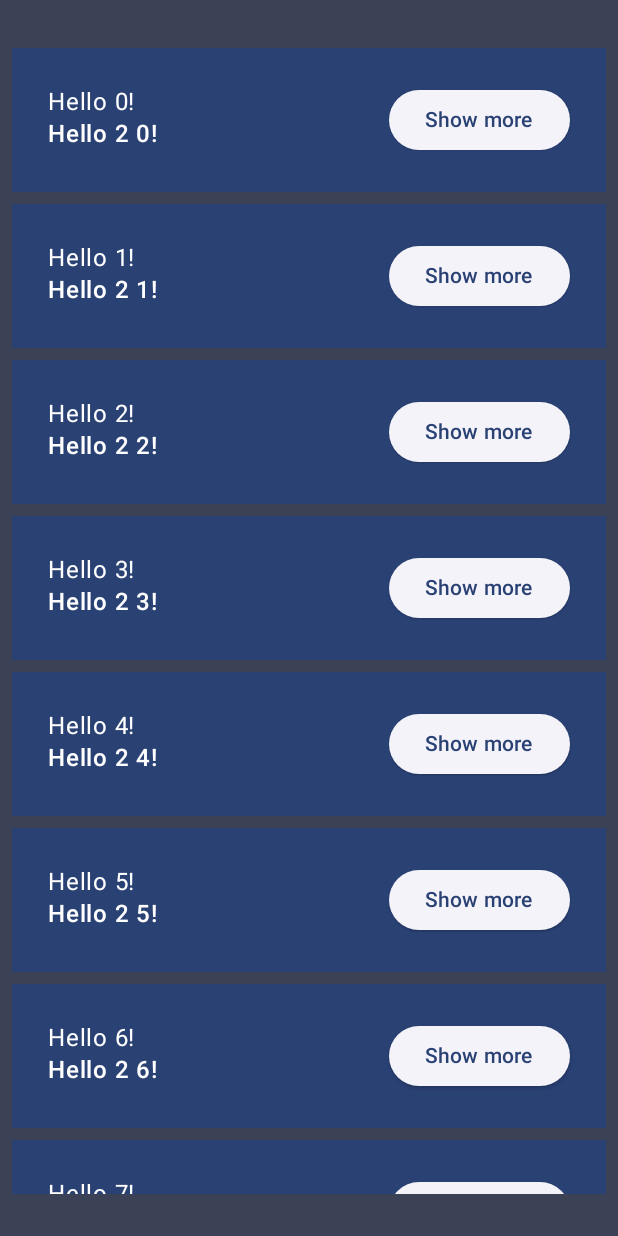
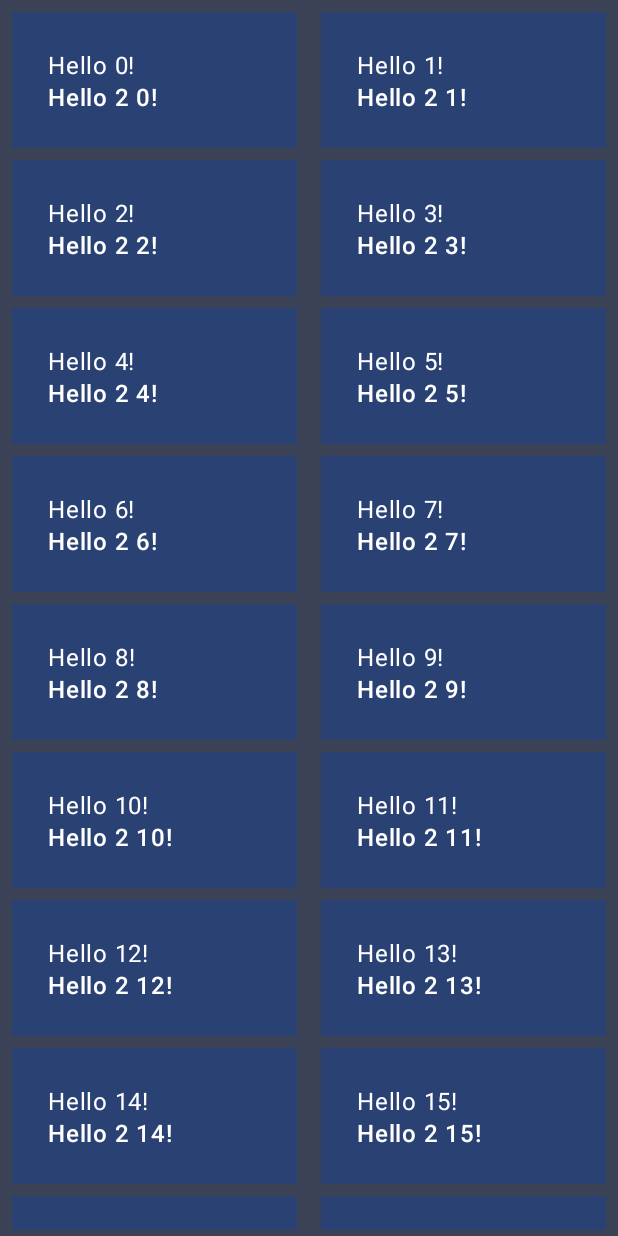
Before and after one commit to valientinx/LocalMediaStoreSync, an Android app built with Jetpack Compose: the screen it shows after launch (MainActivity), on a phone screen of 412 x 824 dp. Run offline under Robolectric (Android 15) with nearby library versions, the phone set to English and light mode, and no system bars.

Commit message:
Adding LazyGrid, heading to Cards grid view

```diff
--- a/app/src/main/java/com/my/homecloud/MainActivity.kt
+++ b/app/src/main/java/com/my/homecloud/MainActivity.kt
@@ -17,6 +17,8 @@ import androidx.compose.foundation.layout.fillMaxWidth
 import androidx.compose.foundation.layout.padding
 import androidx.compose.foundation.layout.wrapContentSize
 import androidx.compose.foundation.lazy.LazyColumn
+import androidx.compose.foundation.lazy.grid.GridCells
+import androidx.compose.foundation.lazy.grid.LazyVerticalGrid
 import androidx.compose.foundation.lazy.items
 import androidx.compose.material3.ElevatedButton
 import androidx.compose.material3.MaterialTheme
@@ -69,14 +71,7 @@ class MainActivity : ComponentActivity() {
             modifier = modifier,
             color = MaterialTheme.colorScheme.secondary,
         ) {
-
-            Column(
-                modifier = modifier.padding(vertical = 24.dp)
-            ) {
-                for (name in names) {
-                    Greetings()
-                }
-            }
+            Greetings()
         }
     }
 
@@ -109,25 +104,16 @@ class MainActivity : ComponentActivity() {
         Surface(color = extraColor,
             modifier = Modifier.padding(vertical = 4.dp, horizontal = 8.dp),
             content = {
-                Row(modifier = Modifier.padding(24.dp)) {
-                    Column(
+                    Column(//Modifier.padding(24.dp)
                         modifier = Modifier
                             .fillMaxWidth()
-                            .weight(1f)
                             .padding(
-                                bottom = extraPadding.coerceAtLeast(0.dp)
+                                24.dp
                             )
                     ) {
                         Text(text = "Hello $name!")
                         Text(text = "Hello 2 $name!", style = MaterialTheme.typography.labelSmall)
                     }
-                    ElevatedButton(onClick = {
-                        expanded = !expanded
-                        Log.d(TAG, "Expanded $expanded")
-                    }) {
-                        Text(if (expanded) "Show less" else "Show more")
-                    }
-                }
             })
     }
 
@@ -136,9 +122,16 @@ class MainActivity : ComponentActivity() {
         modifier: Modifier = Modifier,
         names: List<String> = List(1000) { "$it" }
     ) {
-        LazyColumn(modifier = modifier.padding(vertical = 4.dp)) {
-            items(items = names) { name ->
-                Greeting(name = name)
+//        LazyVerticalGrid(
+//            columns = GridCells.Fixed(4)
+//        ) {
+
+        LazyVerticalGrid(
+            modifier = modifier.padding(vertical = 4.dp),
+            columns = GridCells.Fixed(2)
+        ) {
+            items(names.size) { item ->
+                Greeting(names.get(item))
             }
         }
     }
```
